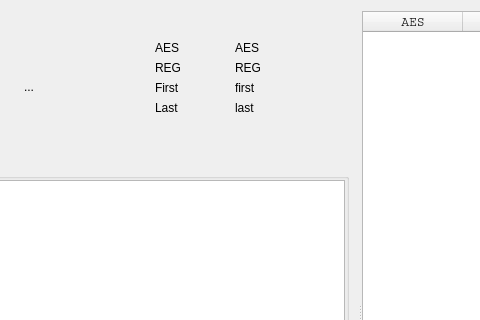
Qt form JAERO/gui_classes/planelog.ui (jontio/JAERO) before a commit; both pictures show x 91 to 571 and y 0 to 320 of the 1189 by 678 pixel window.
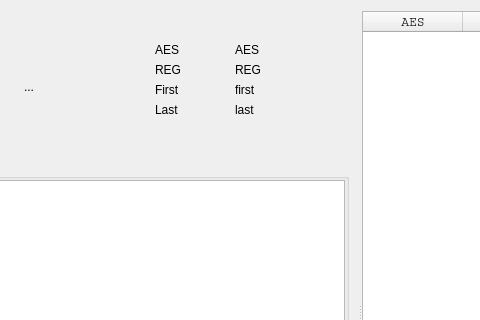
The same form after that commit. Icons and pictures are not drawn.

```diff
--- a/JAERO/gui_classes/planelog.ui
+++ b/JAERO/gui_classes/planelog.ui
@@ -91,7 +91,7 @@
              <x>20</x>
              <y>40</y>
              <width>71</width>
-             <height>16</height>
+             <height>20</height>
             </rect>
            </property>
            <property name="text">
@@ -104,7 +104,7 @@
              <x>20</x>
              <y>20</y>
              <width>71</width>
-             <height>16</height>
+             <height>20</height>
             </rect>
            </property>
            <property name="text">
@@ -117,7 +117,7 @@
              <x>100</x>
              <y>20</y>
              <width>61</width>
-             <height>16</height>
+             <height>20</height>
             </rect>
            </property>
            <property name="text">
@@ -133,7 +133,7 @@
              <x>100</x>
              <y>40</y>
              <width>71</width>
-             <height>16</height>
+             <height>20</height>
             </rect>
            </property>
            <property name="text">
@@ -149,7 +149,7 @@
              <x>100</x>
              <y>60</y>
              <width>91</width>
-             <height>16</height>
+             <height>20</height>
             </rect>
            </property>
            <property name="text">
@@ -165,7 +165,7 @@
              <x>20</x>
              <y>80</y>
              <width>71</width>
-             <height>16</height>
+             <height>20</height>
             </rect>
            </property>
            <property name="text">
@@ -178,7 +178,7 @@
              <x>20</x>
              <y>60</y>
              <width>71</width>
-             <height>16</height>
+             <height>20</height>
             </rect>
            </property>
            <property name="text">
@@ -191,7 +191,7 @@
              <x>100</x>
              <y>80</y>
              <width>91</width>
-             <height>16</height>
+             <height>20</height>
             </rect>
            </property>
            <property name="text">
```
